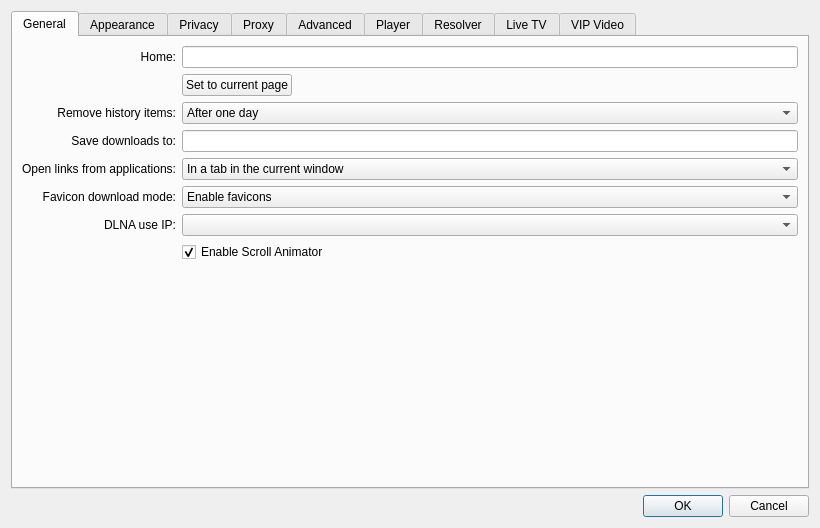
Before: the Qt Designer form src/client/ui/settings.ui in missdeer/imchenwen, drawn with Qt 5.
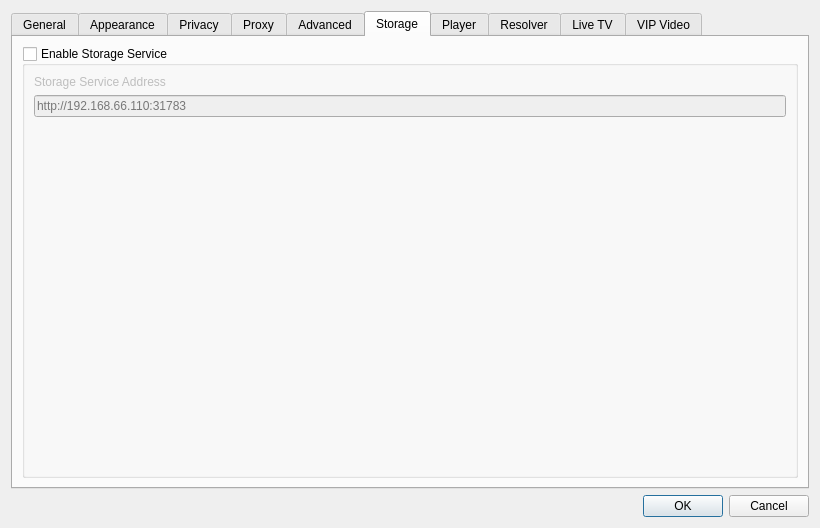
After: the same form once the commit is applied. The open tabs and pages were chosen to show the change.

Commit message: (*)storage service WIP

What changed in the file:
```diff
--- a/src/client/ui/settings.ui
+++ b/src/client/ui/settings.ui
@@ -652,6 +652,55 @@
        </item>
       </layout>
      </widget>
+     <widget class="QWidget" name="tab">
+      <attribute name="title">
+       <string>Storage</string>
+      </attribute>
+      <layout class="QVBoxLayout" name="verticalLayout_8">
+       <item>
+        <widget class="QGroupBox" name="gbStorageService">
+         <property name="title">
+          <string>Enable Storage Service</string>
+         </property>
+         <property name="checkable">
+          <bool>true</bool>
+         </property>
+         <property name="checked">
+          <bool>false</bool>
+         </property>
+         <layout class="QVBoxLayout" name="verticalLayout_9">
+          <item>
+           <widget class="QLabel" name="label_35">
+            <property name="text">
+             <string>Storage Service Address</string>
+            </property>
+           </widget>
+          </item>
+          <item>
+           <widget class="QLineEdit" name="edtStorageServiceAddress">
+            <property name="placeholderText">
+             <string>http://192.168.66.110:31783</string>
+            </property>
+           </widget>
+          </item>
+          <item>
+           <spacer name="verticalSpacer_6">
+            <property name="orientation">
+             <enum>Qt::Vertical</enum>
+            </property>
+            <property name="sizeHint" stdset="0">
+             <size>
+              <width>20</width>
+              <height>317</height>
+             </size>
+            </property>
+           </spacer>
+          </item>
+         </layout>
+        </widget>
+       </item>
+      </layout>
+     </widget>
      <widget class="QWidget" name="tabPlayer">
       <attribute name="title">
        <string>Player</string>
```
The commit also changes 5 other files.
